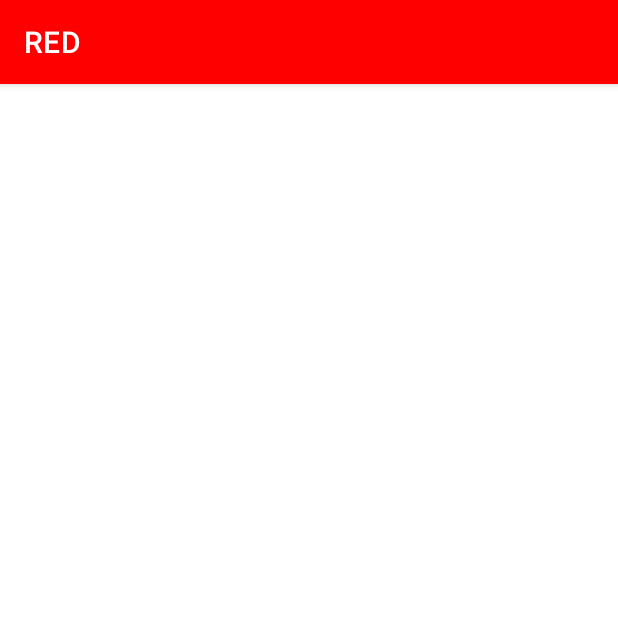
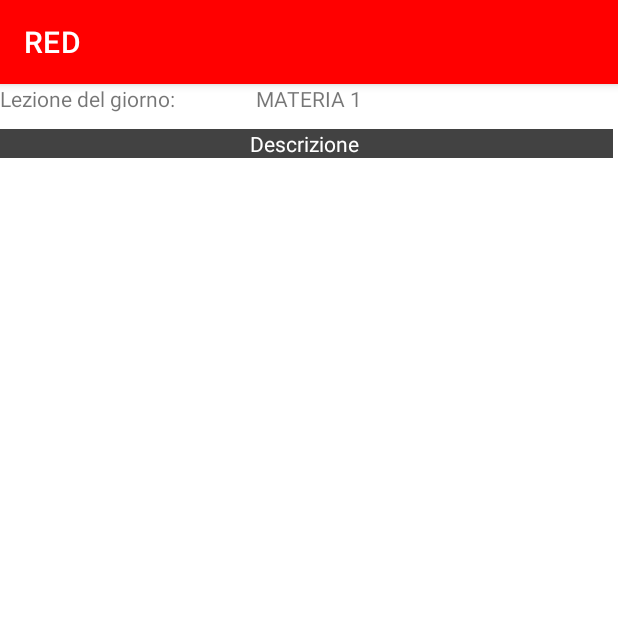
Before and after one commit to PamelaCasullo/PROGETTO-corso-IFTS-DEV, an Android app: the CalendarDetailActivity screen opened directly, with no data from a screen before it, on a phone screen of 412 x 824 dp, the top half of it. Run offline under Robolectric (Android 15) with nearby library versions, the phone set to English and light mode, and no system bars.

Commit message:
Update activity_calendar_detail.xml

```diff
--- a/App Android/app/src/main/res/layout/activity_calendar_detail.xml
+++ b/App Android/app/src/main/res/layout/activity_calendar_detail.xml
@@ -1,9 +1,51 @@
 <?xml version="1.0" encoding="utf-8"?>
-<androidx.constraintlayout.widget.ConstraintLayout xmlns:android="http://schemas.android.com/apk/res/android"
+<RelativeLayout xmlns:android="http://schemas.android.com/apk/res/android"
     xmlns:app="http://schemas.android.com/apk/res-auto"
     xmlns:tools="http://schemas.android.com/tools"
     android:layout_width="match_parent"
     android:layout_height="match_parent"
     tools:context=".CalendarDetailActivity">
 
-</androidx.constraintlayout.widget.ConstraintLayout>
+<TextView
+    android:layout_width="wrap_content"
+    android:id="@+id/materiaDelGiorno_id1"
+    android:layout_height="wrap_content"
+    android:text="Lezione del giorno: "
+    android:layout_alignParentTop="true"
+    android:layout_alignParentLeft="true"
+    android:layout_alignParentRight="true"
+
+    android:textAlignment="textStart"
+    />
+
+    <TextView
+        android:id="@+id/materiaDelGiorno_idMateria"
+        android:layout_width="wrap_content"
+        android:layout_height="wrap_content"
+        android:layout_centerHorizontal="true"
+        android:layout_centerVertical="true"
+        android:layout_alignRight="@+id/materiaDelGiorno_id1"
+        android:layout_alignParentStart="true"
+        android:layout_alignParentTop="true"
+        android:text="MATERIA 1"
+        android:textAlignment="center" />
+
+    <TextView
+
+        android:layout_width="wrap_content"
+        android:layout_height="wrap_content"
+
+        android:layout_alignEnd="@+id/materiaDelGiorno_idMateria"
+        android:layout_marginTop="30dp"
+        android:layout_alignParentStart="true"
+        android:layout_alignParentBottom="false"
+
+
+        android:layout_marginStart="-3dp"
+        android:layout_marginEnd="3dp"
+        android:background="@color/cardview_dark_background"
+        android:text="Descrizione"
+        android:textAlignment="center"
+        android:textColor="@color/white" />
+
+</RelativeLayout>
```
